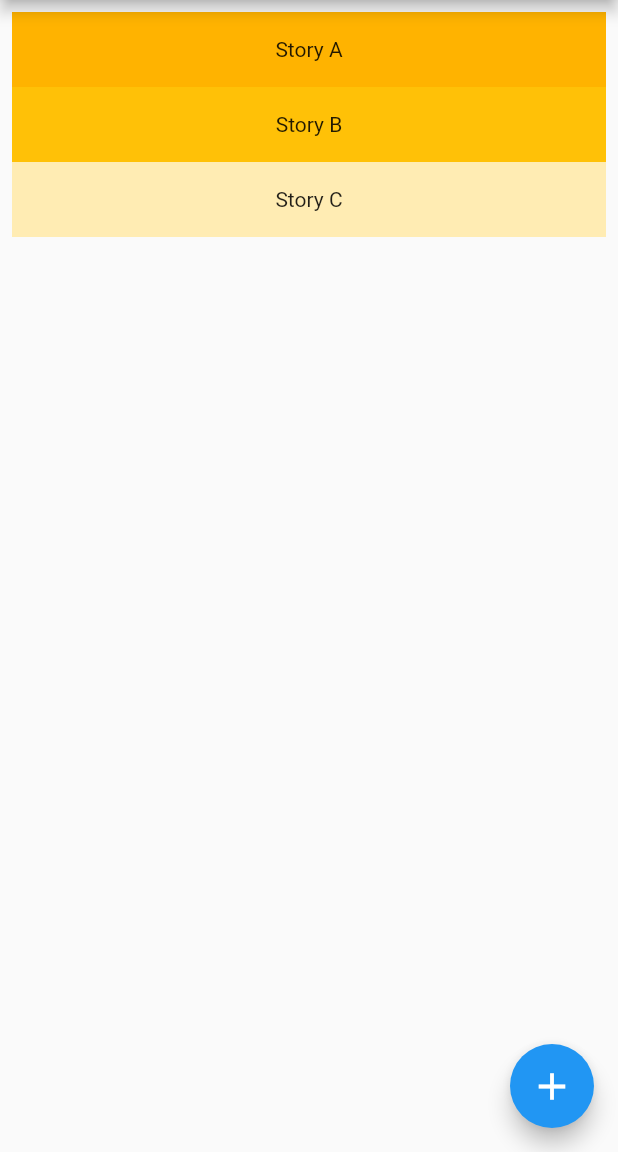
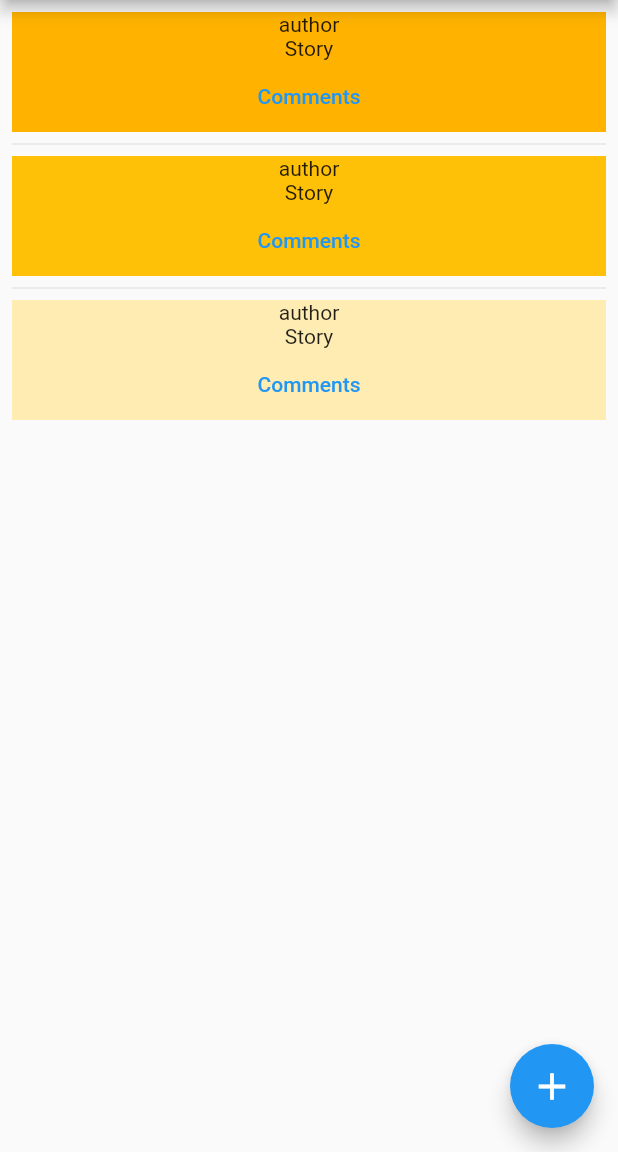
Before and after one commit to DavidBrynnHouse/CYOA, a Flutter app: the FeedPage screen opened by its route, on a phone screen of 412 x 824 dp, the part 84-1236 px from its top. Run offline on Flutter 3.47's test engine with Material 2 defaults, Android fonts, the phone set to English and light mode, and no system bars.

Commit message:
update tiles

```diff
--- a/lib/feed.dart
+++ b/lib/feed.dart
@@ -20,16 +20,27 @@ class _FeedPageState extends State<FeedPage> {
         title: Text(widget.title),
       ),
       body: Center(
-        child: ListView.builder(
+        child: ListView.separated(
           padding: const EdgeInsets.all(8),
           itemCount: entries.length,
           itemBuilder: (BuildContext context, int index) {
             return Container(
-                height: 50,
               color: Colors.amber[colorCodes[index]],
-                child: Center(child: Text('Story ${entries[index]}')),
+              child: Column(
+                children: [
+                  Text("author"),
+                  Text("Story"),
+                  TextButton(
+                    onPressed: () {},
+                    child: Text("Comments"),
+                  ),
+                ],
+              ),
             );
-            }),
+          },
+          separatorBuilder: (BuildContext context, int index) =>
+              const Divider(),
+        ),
       ),
       floatingActionButton: FloatingActionButton(
         onPressed: () {
```
Lines whose indentation alone changed are shown as unchanged.
